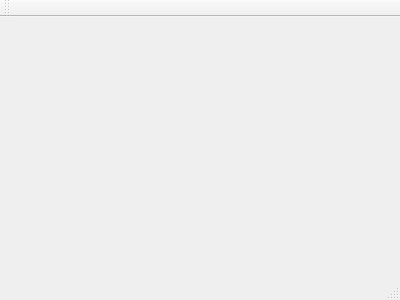
The window that mainwindow.ui (kolya95/TextEditor) describes before a commit, drawn with Qt 5.
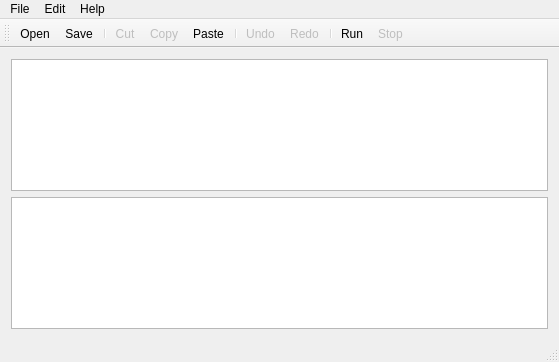
The same window after the commit.

What changed in the file:
```diff
--- a/mainwindow.ui
+++ b/mainwindow.ui
@@ -1,24 +1,162 @@
 <ui version="4.0">
  <class>MainWindow</class>
- <widget class="QMainWindow" name="MainWindow" >
-  <property name="geometry" >
+ <widget class="QMainWindow" name="MainWindow">
+  <property name="geometry">
    <rect>
     <x>0</x>
     <y>0</y>
-    <width>400</width>
-    <height>300</height>
+    <width>559</width>
+    <height>362</height>
    </rect>
   </property>
   <property name="windowTitle" >
    <string>MainWindow</string>
   </property>
-  <widget class="QMenuBar" name="menuBar" />
-  <widget class="QToolBar" name="mainToolBar" />
-  <widget class="QWidget" name="centralWidget" />
-  <widget class="QStatusBar" name="statusBar" />
+  <widget class="QWidget" name="centralWidget">
+   <layout class="QVBoxLayout" name="verticalLayout">
+    <item>
+     <widget class="QTextEdit" name="textEdit"/>
+    </item>
+    <item>
+     <widget class="QTextEdit" name="textOutput">
+      <property name="readOnly">
+       <bool>true</bool>
+      </property>
+     </widget>
+    </item>
+   </layout>
+  </widget>
+  <widget class="QMenuBar" name="menuBar">
+   <property name="geometry">
+    <rect>
+     <x>0</x>
+     <y>0</y>
+     <width>559</width>
+     <height>29</height>
+    </rect>
+   </property>
+   <widget class="QMenu" name="menuFile">
+    <property name="title">
+     <string>File</string>
+    </property>
+    <addaction name="actionSave"/>
+    <addaction name="actionOpen"/>
+    <addaction name="separator"/>
+    <addaction name="actionExit"/>
+   </widget>
+   <widget class="QMenu" name="menuHelp">
+    <property name="title">
+     <string>Help</string>
+    </property>
+    <addaction name="actionAbout"/>
+   </widget>
+   <widget class="QMenu" name="menuEdit">
+    <property name="title">
+     <string>Edit</string>
+    </property>
+    <addaction name="actionCut"/>
+    <addaction name="actionCopy"/>
+    <addaction name="actionPaste"/>
+    <addaction name="actionUndo"/>
+    <addaction name="actionRedo"/>
+   </widget>
+   <addaction name="menuFile"/>
+   <addaction name="menuEdit"/>
+   <addaction name="menuHelp"/>
+  </widget>
+  <widget class="QToolBar" name="mainToolBar">
+   <attribute name="toolBarArea">
+    <enum>TopToolBarArea</enum>
+   </attribute>
+   <attribute name="toolBarBreak">
+    <bool>false</bool>
+   </attribute>
+   <addaction name="actionOpen"/>
+   <addaction name="actionSave"/>
+   <addaction name="separator"/>
+   <addaction name="actionCut"/>
+   <addaction name="actionCopy"/>
+   <addaction name="actionPaste"/>
+   <addaction name="separator"/>
+   <addaction name="actionUndo"/>
+   <addaction name="actionRedo"/>
+   <addaction name="separator"/>
+   <addaction name="actionRun"/>
+   <addaction name="actionStop"/>
+  </widget>
+  <widget class="QStatusBar" name="statusBar"/>
+  <action name="actionSave">
+   <property name="text">
+    <string>Save</string>
+   </property>
+  </action>
+  <action name="actionOpen">
+   <property name="text">
+    <string>Open</string>
+   </property>
+  </action>
+  <action name="actionAbout">
+   <property name="text">
+    <string>About</string>
+   </property>
+  </action>
+  <action name="actionExit">
+   <property name="text">
+    <string>Exit</string>
+   </property>
+  </action>
+  <action name="actionCopy">
+   <property name="enabled">
+    <bool>false</bool>
+   </property>
+   <property name="text">
+    <string>Copy</string>
+   </property>
+  </action>
+  <action name="actionPaste">
+   <property name="text">
+    <string>Paste</string>
+   </property>
+  </action>
+  <action name="actionCut">
+   <property name="enabled">
+    <bool>false</bool>
+   </property>
+   <property name="text">
+    <string>Cut</string>
+   </property>
+  </action>
+  <action name="actionUndo">
+   <property name="enabled">
+    <bool>false</bool>
+   </property>
+   <property name="text">
+    <string>Undo</string>
+   </property>
+  </action>
+  <action name="actionRedo">
+   <property name="enabled">
+    <bool>false</bool>
+   </property>
+   <property name="text">
+    <string>Redo</string>
+   </property>
+  </action>
+  <action name="actionRun">
+   <property name="text">
+    <string>Run</string>
+   </property>
+  </action>
+  <action name="actionStop">
+   <property name="enabled">
+    <bool>false</bool>
+   </property>
+   <property name="text">
+    <string>Stop</string>
+   </property>
+  </action>
  </widget>
- <layoutDefault spacing="6" margin="11" />
- <pixmapfunction></pixmapfunction>
+ <layoutdefault spacing="6" margin="11"/>
  <resources/>
  <connections/>
 </ui>
```
Left out of the diff: 166 changed lines with no effect on the pictures.
